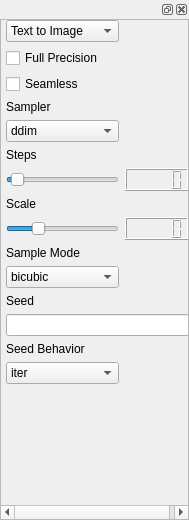
Old version of the form frontend/ui_widgets/sampler.ui in the repository XmYx/ainodes-pyside.
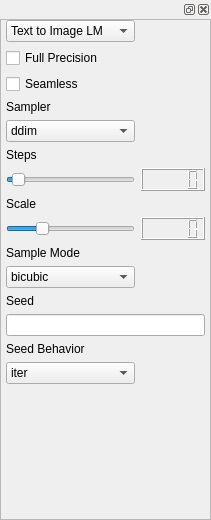
New version of the form.

Commit message: made txt2img now txt2img LM for low Memory in preperation for to bring in the "normal" txt2img

Patch:
```diff
--- a/frontend/ui_widgets/sampler.ui
+++ b/frontend/ui_widgets/sampler.ui
@@ -6,7 +6,7 @@
    <rect>
     <x>0</x>
     <y>0</y>
-    <width>189</width>
+    <width>211</width>
     <height>520</height>
    </rect>
   </property>
@@ -52,8 +52,8 @@
            <rect>
             <x>0</x>
             <y>0</y>
-            <width>189</width>
-            <height>477</height>
+            <width>209</width>
+            <height>494</height>
            </rect>
           </property>
           <layout class="QVBoxLayout" name="verticalLayout_3">
@@ -79,6 +79,11 @@
              </property>
              <item row="0" column="0">
               <widget class="QComboBox" name="processType">
+               <item>
+                <property name="text">
+                 <string>Text to Image LM</string>
+                </property>
+               </item>
                <item>
                 <property name="text">
                  <string>Text to Image</string>
```
The commit also changes 1 other file.
